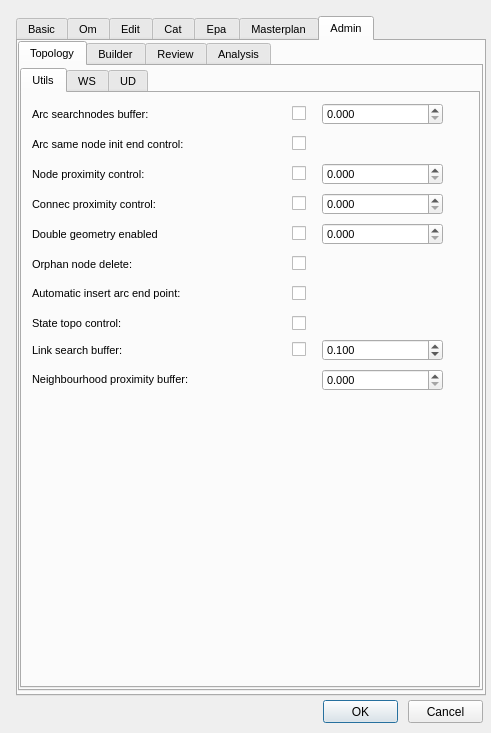
Before: the Qt Designer form ui/config.ui in Giswater/giswater_qgis_plugin, drawn with Qt 5.
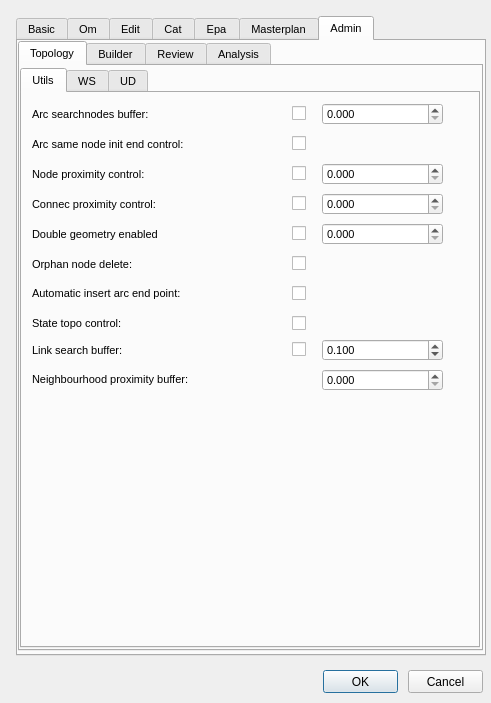
After: the same form once the commit is applied. The open tabs and pages were chosen to show the change.

Commit message: Hide empty tabs in config

The edit to the form file:
```diff
--- a/ui/config.ui
+++ b/ui/config.ui
@@ -7,7 +7,7 @@
     <x>0</x>
     <y>0</y>
     <width>491</width>
-    <height>733</height>
+    <height>703</height>
    </rect>
   </property>
   <property name="windowTitle">
@@ -17,7 +17,7 @@
    <property name="geometry">
     <rect>
      <x>323</x>
-     <y>700</y>
+     <y>670</y>
      <width>75</width>
      <height>23</height>
     </rect>
@@ -30,7 +30,7 @@
    <property name="geometry">
     <rect>
      <x>408</x>
-     <y>700</y>
+     <y>670</y>
      <width>75</width>
      <height>23</height>
     </rect>
@@ -45,7 +45,7 @@
      <x>16</x>
      <y>16</y>
      <width>470</width>
-     <height>680</height>
+     <height>640</height>
     </rect>
    </property>
    <property name="font">
@@ -3713,7 +3713,7 @@
        <x>0</x>
        <y>0</y>
        <width>465</width>
-       <height>650</height>
+       <height>610</height>
       </rect>
      </property>
      <property name="font">
@@ -3734,7 +3734,7 @@
          <x>0</x>
          <y>2</y>
          <width>460</width>
-         <height>620</height>
+         <height>580</height>
         </rect>
        </property>
        <property name="currentIndex">
```
Left out of the diff: 12 changed lines with no effect on the pictures. The commit also changes 1 other file.
